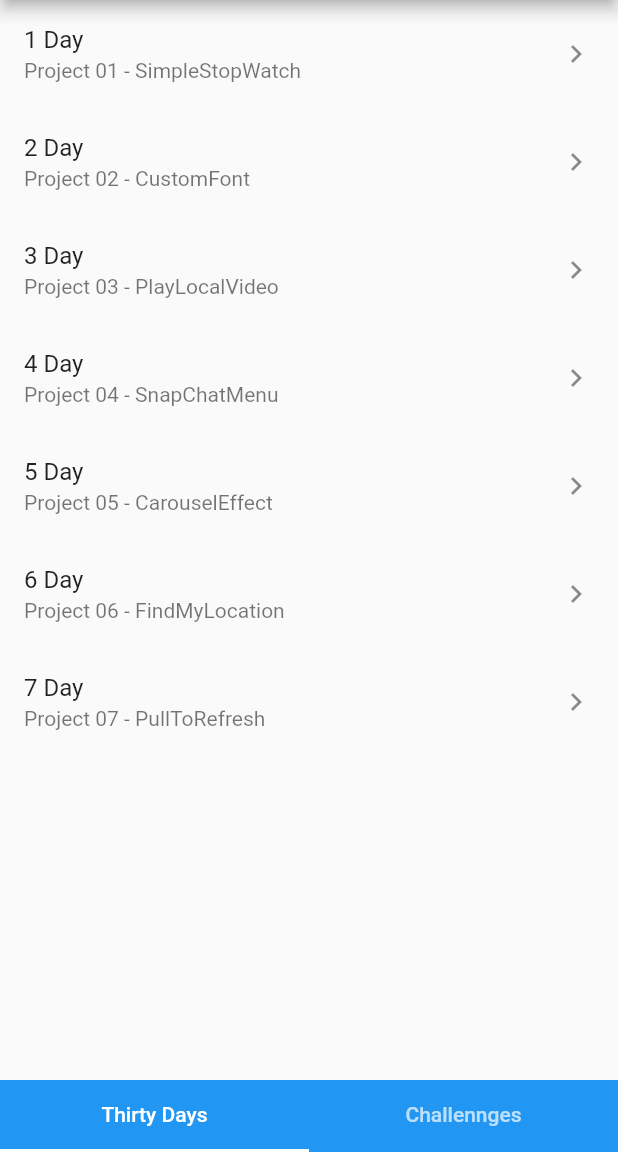
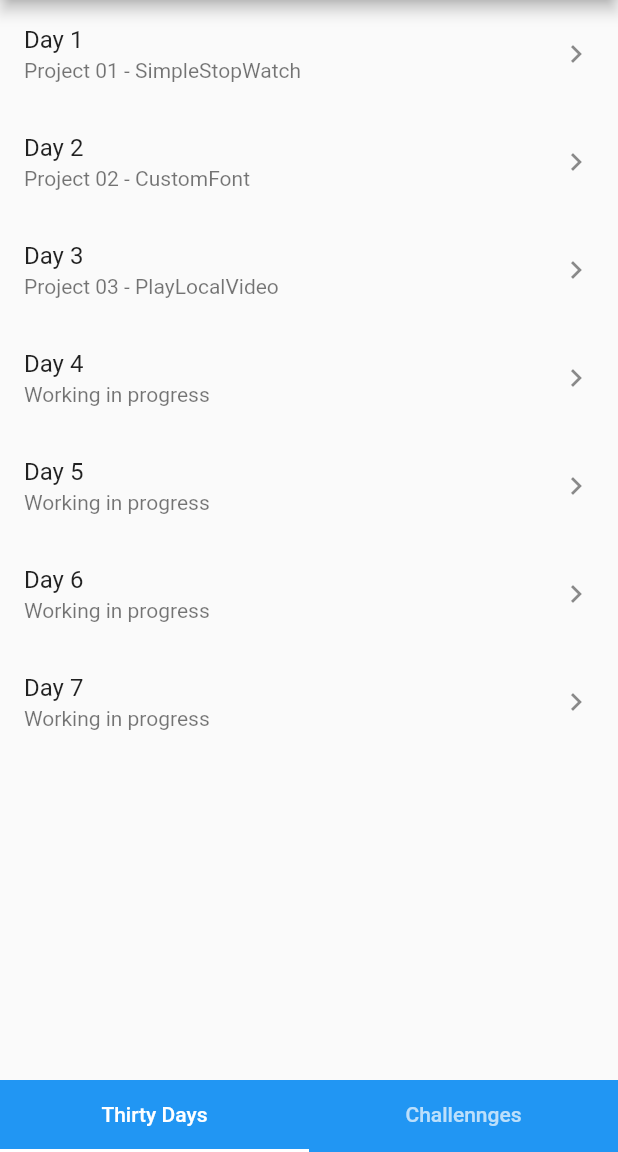
Before and after one commit to halakaluf/flutterdevhub, a Flutter app: the screen it shows after launch, on a phone screen of 412 x 824 dp, the part 84-1236 px from its top. Run offline on Flutter 3.47's test engine with Material 2 defaults, Android fonts, the phone set to English and light mode, and no system bars; our stand-ins replace flutter_spinkit.

Commit message:
Add fisrt day code

```diff
--- a/lib/screens/thirtydays.dart
+++ b/lib/screens/thirtydays.dart
@@ -1,5 +1,8 @@
 import 'package:flutter/material.dart';
 import 'package:flutter_spinkit/flutter_spinkit.dart';
+
+import './thirtydays/simplestopwatch.dart' as simplestopwatch;
+
 
 //SpinKitWave(color: Color.fromRGBO(215, 40, 40, 0.9), type: SpinKitWaveType.start);
 
@@ -9,15 +12,18 @@ class Thirtydays extends StatelessWidget {
     return ListView(
       children: <Widget>[
         ListTile(
-          title: Text('1 Day'),
+          title: Text('Day 1'),
           subtitle: Text('Project 01 - SimpleStopWatch'),
           trailing: Icon(Icons.keyboard_arrow_right),
           onTap: () {
-            print('horse');
+            Navigator.push(
+              context,
+              MaterialPageRoute(builder: (context) => simplestopwatch.SimpleStopWatchScreen("Project 01 - SimpleStopWatch")),
+            );
           }
         ),
         ListTile(
-          title: Text('2 Day'),
+          title: Text('Day 2'),
           subtitle: Text('Project 02 - CustomFont'),
           trailing: Icon(Icons.keyboard_arrow_right),
           onTap: () {
@@ -25,7 +31,7 @@ class Thirtydays extends StatelessWidget {
           }
         ),
         ListTile(
-          title: Text('3 Day'),
+          title: Text('Day 3'),
           subtitle: Text('Project 03 - PlayLocalVideo'),
           trailing: Icon(Icons.keyboard_arrow_right),
           onTap: () {
@@ -33,32 +39,32 @@ class Thirtydays extends StatelessWidget {
           }
         ),
         ListTile(
-          title: Text('4 Day'),
-          subtitle: Text('Project 04 - SnapChatMenu'),
+          title: Text('Day 4'),
+          subtitle: Text('Working in progress'),
           trailing: Icon(Icons.keyboard_arrow_right),
           onTap: () {
             print('horse');
           }
         ),
         ListTile(
-          title: Text('5 Day'),
-          subtitle: Text('Project 05 - CarouselEffect'),
+          title: Text('Day 5'),
+          subtitle: Text('Working in progress'),
           trailing: Icon(Icons.keyboard_arrow_right),
           onTap: () {
             print('horse');
           }
         ),
         ListTile(
-          title: Text('6 Day'),
-          subtitle: Text('Project 06 - FindMyLocation'),
+          title: Text('Day 6'),
+          subtitle: Text('Working in progress'),
           trailing: Icon(Icons.keyboard_arrow_right),
           onTap: () {
             print('horse');
           }
         ),
         ListTile(
-          title: Text('7 Day'),
-          subtitle: Text('Project 07 - PullToRefresh'),
+          title: Text('Day 7'),
+          subtitle: Text('Working in progress'),
           trailing: Icon(Icons.keyboard_arrow_right),
           onTap: () {
             print('horse');
```
Also changed, not shown: lib/screens/thirtydays/simplestopwatch.dart (added, +160 -0 lines), 1 other file.
